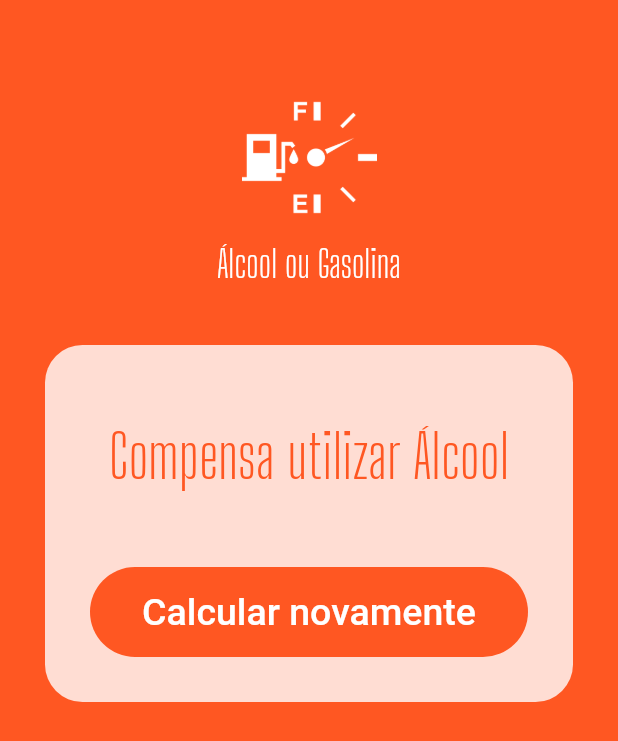
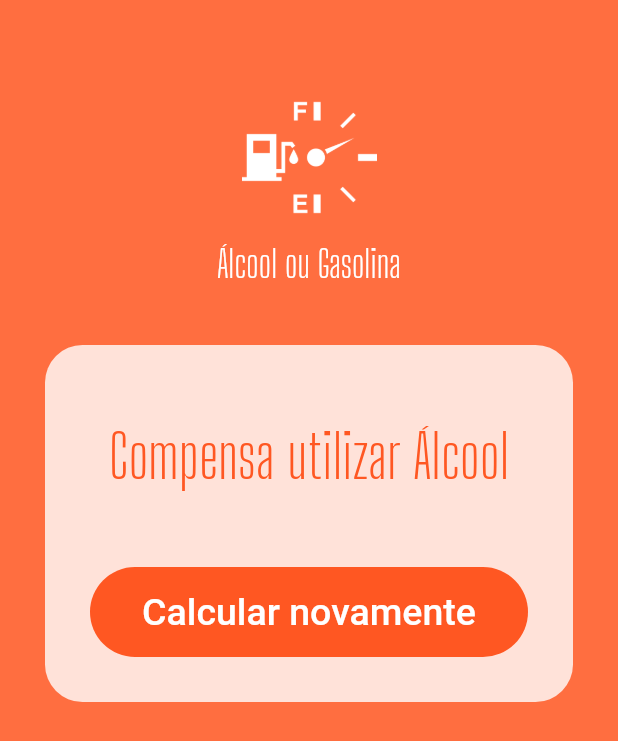
Before and after one commit to MiltonQuirino/gasolina_alcool, a Flutter app: the screen it shows after launch, after a tap on "Calcular", on a phone screen of 412 x 824 dp. Shown: the top 741 px of the screen. Run offline on Flutter 3.47's test engine with Material 2 defaults, Android fonts, the phone set to English and light mode, and no system bars; our stand-ins replace flutter_masked_text; Roboto replaces fonts that are missing (Big Sholders Display).

```diff
--- a/lib/pages/Home.page.dart
+++ b/lib/pages/Home.page.dart
@@ -16,9 +16,10 @@ class HomePage extends StatefulWidget {
 class _HomePageState extends State<HomePage> {
   var _complete = false;
   var _resultText = "";
-  var gasCtrl = MoneyMaskedTextController();
-  var alcCtrl = MoneyMaskedTextController();
+  var _gasCtrl = MoneyMaskedTextController();
+  var _alcCtrl = MoneyMaskedTextController();
   var _busy = false;
+  Color _color = Colors.deepOrange;
 
   Function()? submitFunc;
 
@@ -26,7 +27,8 @@ class _HomePageState extends State<HomePage> {
   Widget build(BuildContext context) {
     return Scaffold(
         backgroundColor: Theme.of(context).primaryColor,
-      body: ListView(
+        body: AnimatedContainer(
+          child: ListView(
             children: <Widget>[
               const Logo(),
               _complete
@@ -35,24 +37,27 @@ class _HomePageState extends State<HomePage> {
                       reset: reset,
                     )
                   : SubmitForm(
-                  gasCtrl: gasCtrl,
-                  alcCtrl: alcCtrl,
+                      gasCtrl: _gasCtrl,
+                      alcCtrl: _alcCtrl,
                       busy: _busy,
                       submitFunc: calculate,
                     )
             ],
           ),
-    );
+          duration: Duration(microseconds: 1200),
+          color: _color,
+        ));
   }
 
   Future calculate() async {
     double alc =
-        double.parse(alcCtrl.text.replaceAll(new RegExp(r'[,.]'), '')) / 100;
+        double.parse(_alcCtrl.text.replaceAll(new RegExp(r'[,.]'), '')) / 100;
     double gas =
-        double.parse(gasCtrl.text.replaceAll(new RegExp(r'[,.]'), '')) / 100;
+        double.parse(_gasCtrl.text.replaceAll(new RegExp(r'[,.]'), '')) / 100;
     double res = alc / gas;
 
     setState(() {
+      _color = Colors.deepOrangeAccent;
       _complete = false;
       _busy = true;
     });
@@ -75,10 +80,11 @@ class _HomePageState extends State<HomePage> {
 
   reset() {
     setState(() {
-      alcCtrl = new MoneyMaskedTextController();
-      gasCtrl = new MoneyMaskedTextController();
+      _alcCtrl = new MoneyMaskedTextController();
+      _gasCtrl = new MoneyMaskedTextController();
       _complete = false;
       _busy = false;
+      _color = Colors.deepOrange;
     });
   }
 }
```
Lines whose indentation alone changed are shown as unchanged.
